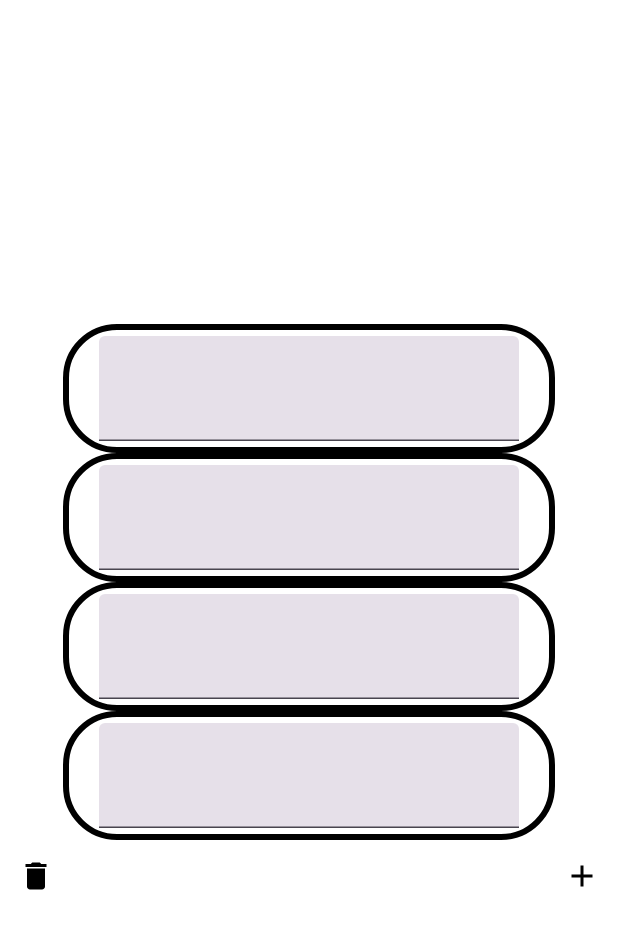
After one commit to hyeok713/Cheater, an Android app built with Jetpack Compose: the @Preview function RouletteCandidateView, on a phone screen of 412 x 824 dp. The commit adds this screen. Shown: the top 929 px of the screen. Run offline under Robolectric (Android 15) with nearby library versions, the phone set to English and light mode, and no system bars.

Commit message:
feat: additional candidate box

```diff
--- a/app/src/main/java/com/hackvem/games/LadderMatchScreen.kt
+++ b/app/src/main/java/com/hackvem/games/screen/ladder/LadderMatchScreen.kt
@@ -1,4 +1,4 @@
-package com.hackvem.games
+package com.hackvem.games.screen.ladder
 
 import androidx.compose.foundation.background
 import androidx.compose.foundation.layout.Column
--- /dev/null
+++ b/app/src/main/java/com/hackvem/games/screen/roulette/RouletteCandidateView.kt
@@ -0,0 +1,89 @@
+@file:OptIn(ExperimentalMaterial3Api::class)
+
+package com.hackvem.games.screen.roulette
+
+import androidx.compose.foundation.background
+import androidx.compose.foundation.border
+import androidx.compose.foundation.layout.*
+import androidx.compose.foundation.shape.RoundedCornerShape
+import androidx.compose.material.icons.Icons
+import androidx.compose.material.icons.filled.Add
+import androidx.compose.material.icons.filled.Delete
+import androidx.compose.material3.ExperimentalMaterial3Api
+import androidx.compose.material3.Icon
+import androidx.compose.material3.IconButton
+import androidx.compose.material3.TextField
+import androidx.compose.runtime.*
+import androidx.compose.ui.Alignment
+import androidx.compose.ui.Modifier
+import androidx.compose.ui.graphics.Color
+import androidx.compose.ui.text.TextStyle
+import androidx.compose.ui.text.font.FontWeight
+import androidx.compose.ui.tooling.preview.Preview
+import androidx.compose.ui.unit.dp
+import androidx.compose.ui.unit.sp
+
+@Preview
+@Composable
+fun RouletteCandidateView() {
+    // default number of candidate is 4
+    var maxCandidates by remember { mutableStateOf(4) }
+    Box(
+        modifier = Modifier.fillMaxSize(),
+        contentAlignment = Alignment.Center
+    ) {
+
+        Column (
+            verticalArrangement = Arrangement.Center,
+            horizontalAlignment = Alignment.CenterHorizontally
+        ) {
+            repeat(maxCandidates) {
+                Candidate()
+            }
+
+            Row(
+                modifier = Modifier.fillMaxWidth(),
+                horizontalArrangement = Arrangement.SpaceBetween
+            ) {
+                IconButton(
+                    onClick = { maxCandidates-- }
+                ) {
+                    Icon(Icons.Default.Delete, contentDescription = "Delete Icon")
+                }
+
+                IconButton(
+                    onClick = { maxCandidates++ }
+                ) {
+                    Icon(Icons.Default.Add, contentDescription = "Add Icon")
+                }
+            }
+        }
+    }
+}
+
+@Preview
+@Composable
+fun Candidate() {
+    var text by remember { mutableStateOf("") }
+    Box(
+        modifier = Modifier
+            .background(color = Color.Transparent, shape = RoundedCornerShape(36.dp))
+            .border(width = 4.dp, color = Color.Black, shape = RoundedCornerShape(36.dp)),
+    ) {
+        TextField(
+            modifier = Modifier.padding(horizontal = 24.dp, 8.dp),
+            value = text,
+            onValueChange = {
+                text = it
+
+            },
+            singleLine = true,
+            maxLines = 1,
+            textStyle = TextStyle.Default.copy(
+                color = Color.Black,
+                fontSize = 32.sp,
+                fontWeight = FontWeight.SemiBold
+            )
+        )
+    }
+}
```
Also changed, not shown: app/src/main/java/com/hackvem/games/GameController.kt (added, +21 -0 lines), app/src/main/java/com/hackvem/games/MainActivity.kt (+1 -25 lines), app/src/main/java/com/hackvem/games/screen/roulette/Roulette.kt (added, +66 -0 lines), app/src/main/java/com/hackvem/games/screen/roulette/RouletteView.kt (renamed from app/src/main/java/com/hackvem/games/RouletteView.kt, +9 -26 lines).
